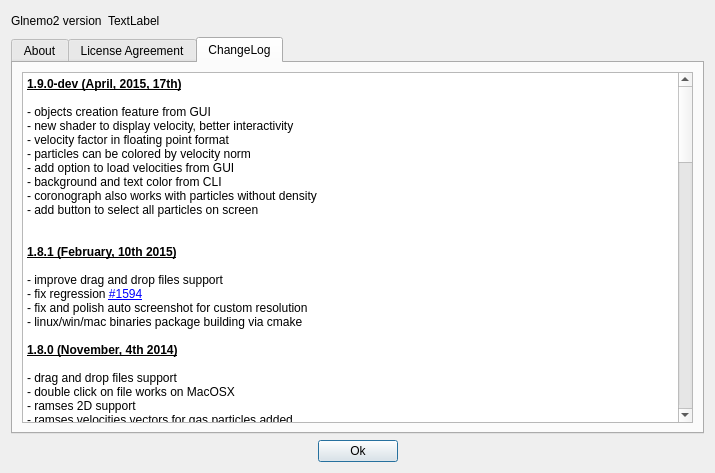
The window that src/formabout.ui (jcldc/glnemo2) describes before a commit, drawn with Qt 5.
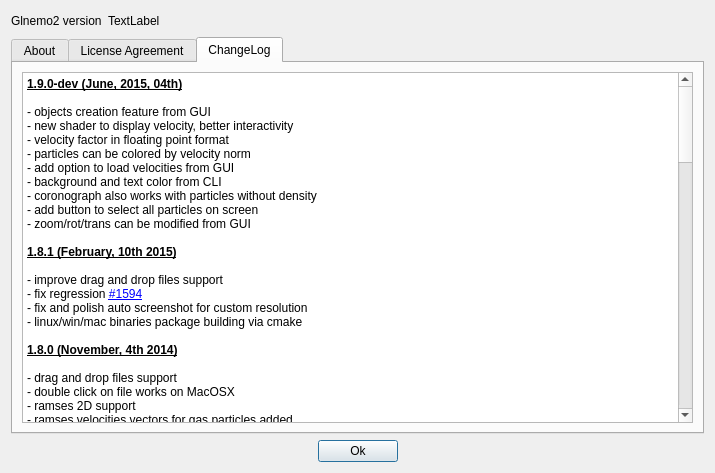
The same window after the commit. Icons and pictures are not drawn.

Commit message: add options to set zoom/rot/trans from gui, fix OSD trans not correctly updated

Diff of the .ui file:
```diff
--- a/src/formabout.ui
+++ b/src/formabout.ui
@@ -1027,7 +1027,7 @@
 &lt;table border=&quot;0&quot; style=&quot;-qt-table-type: root; margin-top:4px; margin-bottom:4px; margin-left:4px; margin-right:4px;&quot;&gt;
 &lt;tr&gt;
 &lt;td style=&quot;border: none;&quot;&gt;
-&lt;p style=&quot; margin-top:0px; margin-bottom:0px; margin-left:0px; margin-right:0px; -qt-block-indent:0; text-indent:0px;&quot;&gt;&lt;span style=&quot; font-weight:600; text-decoration: underline;&quot;&gt;1.9.0-dev (April, 2015, 17th)&lt;/span&gt;&lt;/p&gt;
+&lt;p style=&quot; margin-top:0px; margin-bottom:0px; margin-left:0px; margin-right:0px; -qt-block-indent:0; text-indent:0px;&quot;&gt;&lt;span style=&quot; font-weight:600; text-decoration: underline;&quot;&gt;1.9.0-dev (June, 2015, 04th)&lt;/span&gt;&lt;/p&gt;
 &lt;p style=&quot;-qt-paragraph-type:empty; margin-top:0px; margin-bottom:0px; margin-left:0px; margin-right:0px; -qt-block-indent:0; text-indent:0px; font-weight:600; text-decoration: underline;&quot;&gt;&lt;br /&gt;&lt;/p&gt;
 &lt;p style=&quot; margin-top:0px; margin-bottom:0px; margin-left:0px; margin-right:0px; -qt-block-indent:0; text-indent:0px;&quot;&gt;- objects creation feature from GUI&lt;/p&gt;
 &lt;p style=&quot; margin-top:0px; margin-bottom:0px; margin-left:0px; margin-right:0px; -qt-block-indent:0; text-indent:0px;&quot;&gt;- new shader to display velocity, better interactivity&lt;/p&gt;
@@ -1037,7 +1037,7 @@
 &lt;p style=&quot; margin-top:0px; margin-bottom:0px; margin-left:0px; margin-right:0px; -qt-block-indent:0; text-indent:0px;&quot;&gt;- background and text color from CLI&lt;/p&gt;
 &lt;p style=&quot; margin-top:0px; margin-bottom:0px; margin-left:0px; margin-right:0px; -qt-block-indent:0; text-indent:0px;&quot;&gt;- coronograph also works with particles without density&lt;/p&gt;
 &lt;p style=&quot; margin-top:0px; margin-bottom:0px; margin-left:0px; margin-right:0px; -qt-block-indent:0; text-indent:0px;&quot;&gt;- add button to select all particles on screen&lt;/p&gt;
-&lt;p style=&quot;-qt-paragraph-type:empty; margin-top:0px; margin-bottom:0px; margin-left:0px; margin-right:0px; -qt-block-indent:0; text-indent:0px;&quot;&gt;&lt;br /&gt;&lt;/p&gt;
+&lt;p style=&quot; margin-top:0px; margin-bottom:0px; margin-left:0px; margin-right:0px; -qt-block-indent:0; text-indent:0px;&quot;&gt;- zoom/rot/trans can be modified from GUI&lt;/p&gt;
 &lt;p style=&quot;-qt-paragraph-type:empty; margin-top:0px; margin-bottom:0px; margin-left:0px; margin-right:0px; -qt-block-indent:0; text-indent:0px;&quot;&gt;&lt;br /&gt;&lt;/p&gt;
 &lt;p style=&quot; margin-top:0px; margin-bottom:0px; margin-left:0px; margin-right:0px; -qt-block-indent:0; text-indent:0px;&quot;&gt;&lt;span style=&quot; font-weight:600; text-decoration: underline;&quot;&gt;1.8.1 (February, 10th 2015)&lt;/span&gt;&lt;/p&gt;
 &lt;p style=&quot;-qt-paragraph-type:empty; margin-top:0px; margin-bottom:0px; margin-left:0px; margin-right:0px; -qt-block-indent:0; text-indent:0px; font-weight:600; text-decoration: underline;&quot;&gt;&lt;br /&gt;&lt;/p&gt;
```
The commit also changes 8 other files.
